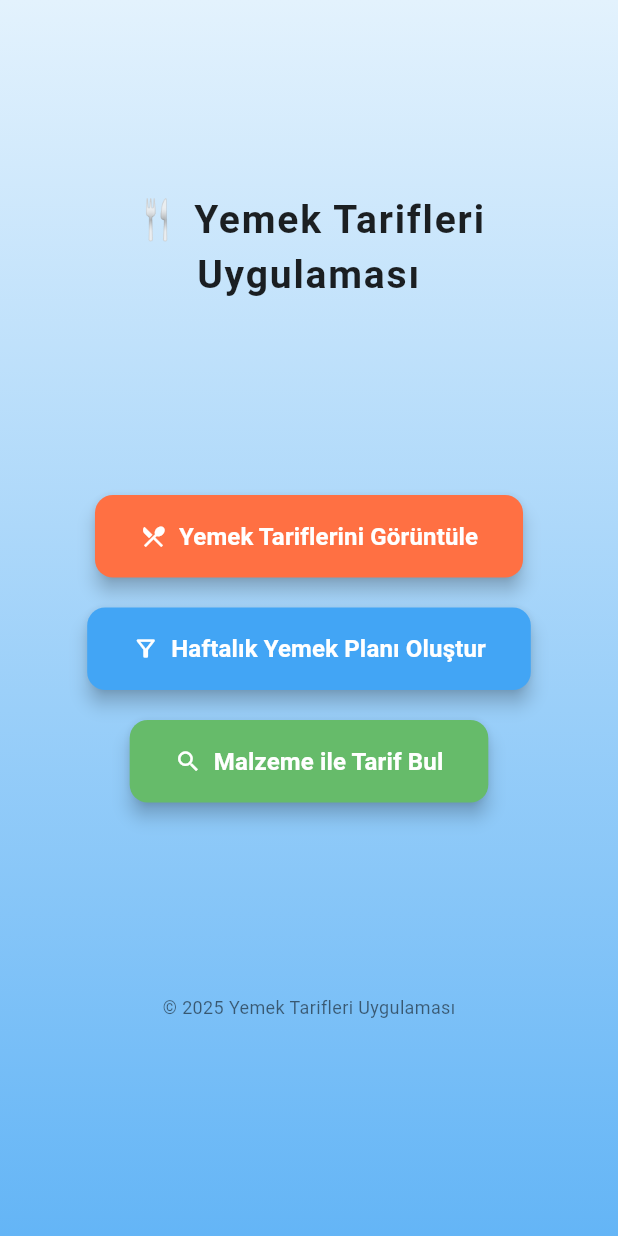
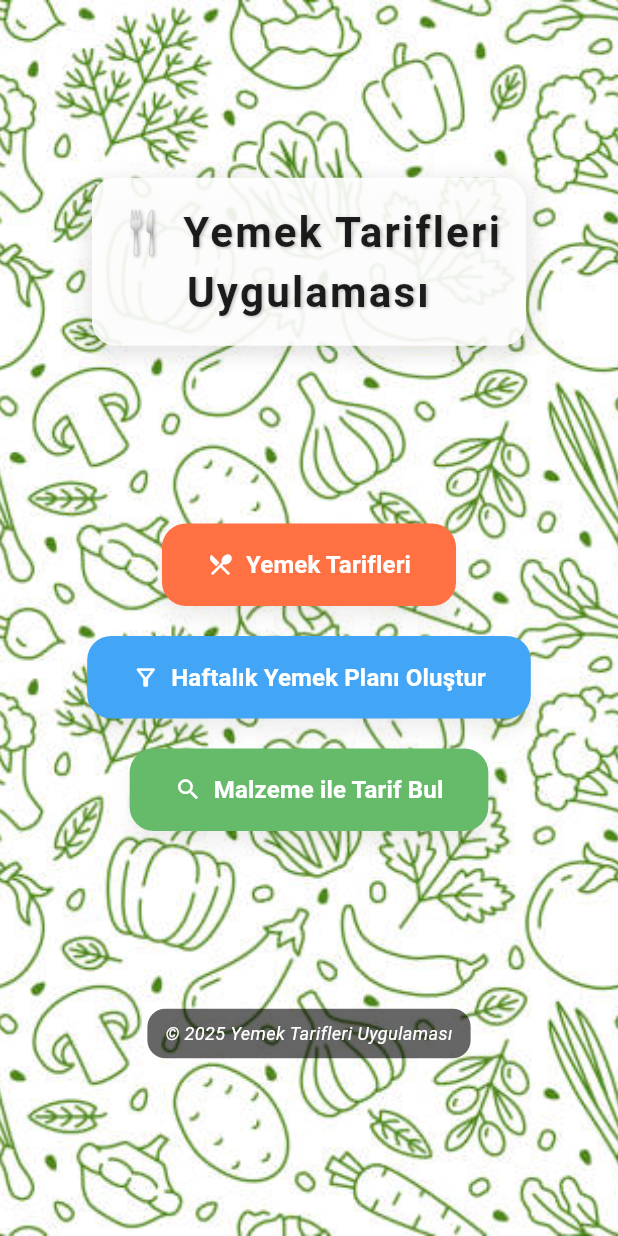
Before and after one commit to ByzDgn/NewFoodApp, a Flutter app: the HomeScreen screen opened directly, on a phone screen of 412 x 824 dp. Run offline on Flutter 3.47's test engine with Material 3 defaults, Android fonts, the phone set to English and light mode, and no system bars; our stand-ins replace lottie.

Commit message:
En güncel

```diff
--- a/lib/screens/home_screen.dart
+++ b/lib/screens/home_screen.dart
@@ -13,44 +13,57 @@ class HomeScreen extends StatelessWidget {
         width: MediaQuery.of(context).size.width,
         height: MediaQuery.of(context).size.height,
         decoration: const BoxDecoration(
-          gradient: LinearGradient(
-            colors: [Color(0xFFE3F2FD), Color(0xFF64B5F6)],
-            begin: Alignment.topCenter,
-            end: Alignment.bottomCenter,
+          image: DecorationImage(
+            image: AssetImage('assets/images/background.png'),
+            fit: BoxFit.cover,
           ),
         ),
         child: Column(
           mainAxisAlignment: MainAxisAlignment.spaceEvenly,
           crossAxisAlignment: CrossAxisAlignment.center,
           children: [
-            // Başlık ve logo alanı
-            const Column(
-              children: [
-                Text(
-                  '🍴 Yemek Tarifleri\nUygulaması',
-                  style: TextStyle(
-                    fontSize: 26,
-                    fontWeight: FontWeight.w700,
-                    color: Colors.black87,
-                    letterSpacing: 1.2,
+            // Başlık alanı
+            Container(
+              padding: const EdgeInsets.all(16),
+              decoration: BoxDecoration(
+                color: Colors.white.withOpacity(0.9),
+                borderRadius: BorderRadius.circular(16),
+                boxShadow: [
+                  BoxShadow(
+                    color: Colors.black.withOpacity(0.1),
+                    blurRadius: 10,
+                    spreadRadius: 2,
+                    offset: const Offset(0, 4),
                   ),
-                  textAlign: TextAlign.center,
+                ],
+              ),
+              child: const Text(
+                '🍴 Yemek Tarifleri\nUygulaması',
+                style: TextStyle(
+                  fontSize: 28,
+                  fontWeight: FontWeight.bold,
+                  color: Colors.black87,
+                  letterSpacing: 1.5,
+                  shadows: [
+                    Shadow(
+                      color: Colors.black26,
+                      offset: Offset(1, 1),
+                      blurRadius: 2,
+                    ),
+                  ],
                 ),
-              ],
+                textAlign: TextAlign.center,
+              ),
             ),
 
             // Butonlar
             Column(
               children: [
-                ElevatedButton.icon(
-                  style: ElevatedButton.styleFrom(
-                    backgroundColor: const Color(0xFFFF7043),
-                    padding: const EdgeInsets.symmetric(vertical: 16, horizontal: 30),
-                    shape: RoundedRectangleBorder(
-                      borderRadius: BorderRadius.circular(12),
-                    ),
-                    elevation: 5,
-                  ),
+                _buildButton(
+                  context: context,
+                  color: const Color(0xFFFF7043),
+                  icon: Icons.restaurant_menu,
+                  label: 'Yemek Tarifleri',
                   onPressed: () {
                     Navigator.push(
                       context,
@@ -59,26 +72,13 @@ class HomeScreen extends StatelessWidget {
                       ),
                     );
                   },
-                  icon: const Icon(Icons.restaurant_menu, color: Colors.white),
-                  label: const Text(
-                    'Yemek Tariflerini Görüntüle',
-                    style: TextStyle(
-                      fontSize: 16,
-                      fontWeight: FontWeight.bold,
-                      color: Colors.white,
-                    ),
-                  ),
                 ),
                 const SizedBox(height: 20),
-                ElevatedButton.icon(
-                  style: ElevatedButton.styleFrom(
-                    backgroundColor: const Color(0xFF42A5F5),
-                    padding: const EdgeInsets.symmetric(vertical: 16, horizontal: 30),
-                    shape: RoundedRectangleBorder(
-                      borderRadius: BorderRadius.circular(12),
-                    ),
-                    elevation: 5,
-                  ),
+                _buildButton(
+                  context: context,
+                  color: const Color(0xFF42A5F5),
+                  icon: Icons.filter_alt_outlined,
+                  label: 'Haftalık Yemek Planı Oluştur',
                   onPressed: () {
                     Navigator.push(
                       context,
@@ -87,26 +87,13 @@ class HomeScreen extends StatelessWidget {
                       ),
                     );
                   },
-                  icon: const Icon(Icons.filter_alt_outlined, color: Colors.white),
-                  label: const Text(
-                    'Haftalık Yemek Planı Oluştur',
-                    style: TextStyle(
-                      fontSize: 16,
-                      fontWeight: FontWeight.bold,
-                      color: Colors.white,
-                    ),
-                  ),
                 ),
                 const SizedBox(height: 20),
-                ElevatedButton.icon(
-                  style: ElevatedButton.styleFrom(
-                    backgroundColor: const Color(0xFF66BB6A),
-                    padding: const EdgeInsets.symmetric(vertical: 16, horizontal: 30),
-                    shape: RoundedRectangleBorder(
-                      borderRadius: BorderRadius.circular(12),
-                    ),
-                    elevation: 5,
-                  ),
+                _buildButton(
+                  context: context,
+                  color: const Color(0xFF66BB6A),
+                  icon: Icons.search,
+                  label: 'Malzeme ile Tarif Bul',
                   onPressed: () {
                     Navigator.push(
                       context,
@@ -115,27 +102,23 @@ class HomeScreen extends StatelessWidget {
                       ),
                     );
                   },
-                  icon: const Icon(Icons.search, color: Colors.white),
-                  label: const Text(
-                    'Malzeme ile Tarif Bul',
-                    style: TextStyle(
-                      fontSize: 16,
-                      fontWeight: FontWeight.bold,
-                      color: Colors.white,
-                    ),
-                  ),
                 ),
               ],
             ),
 
             // Alt Bilgi
-            const Padding(
-              padding: EdgeInsets.only(bottom: 16.0),
-              child: Text(
+            Container(
+              padding: const EdgeInsets.symmetric(horizontal: 12, vertical: 8),
+              decoration: BoxDecoration(
+                color: Colors.black.withOpacity(0.6),
+                borderRadius: BorderRadius.circular(12),
+              ),
+              child: const Text(
                 '© 2025 Yemek Tarifleri Uygulaması',
                 style: TextStyle(
                   fontSize: 12,
-                  color: Colors.black54,
+                  color: Colors.white,
+                  fontStyle: FontStyle.italic,
                 ),
               ),
             ),
@@ -144,4 +127,34 @@ class HomeScreen extends StatelessWidget {
       ),
     );
   }
+
+  Widget _buildButton({
+    required BuildContext context,
+    required Color color,
+    required IconData icon,
+    required String label,
+    required VoidCallback onPressed,
+  }) {
+    return ElevatedButton.icon(
+      style: ElevatedButton.styleFrom(
+        backgroundColor: color,
+        padding: const EdgeInsets.symmetric(vertical: 16, horizontal: 30),
+        shape: RoundedRectangleBorder(
+          borderRadius: BorderRadius.circular(16),
+        ),
+        elevation: 5,
+        shadowColor: Colors.black26,
+      ),
+      onPressed: onPressed,
+      icon: Icon(icon, color: Colors.white),
+      label: Text(
+        label,
+        style: const TextStyle(
+          fontSize: 16,
+          fontWeight: FontWeight.bold,
+          color: Colors.white,
+        ),
+      ),
+    );
+  }
 }
--- a/lib/screens/login_screen.dart
+++ b/lib/screens/login_screen.dart
@@ -31,7 +31,7 @@ class _LoginScreenState extends State<LoginScreen> {
   @override
   Widget build(BuildContext context) {
     return Scaffold(
-      backgroundColor: const Color(0xFF0084A8), // Arka plan rengini güncelledik
+      backgroundColor: const Color.fromARGB(255, 119, 208, 168), // Arka plan rengini güncelledik
       body: Center(
         child: SingleChildScrollView(
           child: Padding(
--- a/lib/screens/splash_screen.dart
+++ b/lib/screens/splash_screen.dart
@@ -35,14 +35,26 @@ class _SplashScreenState extends State<SplashScreen> {
   @override
   Widget build(BuildContext context) {
     return Scaffold(
-      backgroundColor: const Color(0xFF0084A8), // SplashScreen arka plan rengi
-      body: Center(
+      body: Container(
+        width: MediaQuery.of(context).size.width,
+        height: MediaQuery.of(context).size.height,
+        decoration: BoxDecoration(
+          image: DecorationImage(
+            image: AssetImage('assets/images/background2.png'), // Arka plan resmini burada ekliyoruz
+            fit: BoxFit.cover, // Resmi ekranın tamamına yayacak şekilde ayarlıyoruz
+            colorFilter: ColorFilter.mode(
+              Colors.black.withOpacity(0.3), // Resmi soluklaştırıyoruz, yazıların görünmesini sağlar
+              BlendMode.darken,
+            ),
+          ),
+        ),
+        child: Center(
           child: Column(
             mainAxisAlignment: MainAxisAlignment.center,
             children: [
               // Uygulama Başlığı
               const Text(
-              'FoodApp',
+                '🍴 FoodApp',
                 style: TextStyle(
                   fontSize: 36,
                   fontWeight: FontWeight.bold,
@@ -63,7 +75,7 @@ class _SplashScreenState extends State<SplashScreen> {
               ElevatedButton(
                 onPressed: navigateToLogin,
                 style: ElevatedButton.styleFrom(
-                backgroundColor: const Color(0xFFFF8C42),
+                  backgroundColor: const Color(0xFF66BB6A),
                   padding: const EdgeInsets.symmetric(vertical: 15, horizontal: 40),
                   shape: RoundedRectangleBorder(
                     borderRadius: BorderRadius.circular(30),
@@ -84,7 +96,7 @@ class _SplashScreenState extends State<SplashScreen> {
               ElevatedButton(
                 onPressed: navigateToRegister,
                 style: ElevatedButton.styleFrom(
-                backgroundColor: const Color(0xFF1E81FA),
+                  backgroundColor: const Color(0xFF42A5F5),
                   padding: const EdgeInsets.symmetric(vertical: 15, horizontal: 40),
                   shape: RoundedRectangleBorder(
                     borderRadius: BorderRadius.circular(30),
@@ -102,6 +114,7 @@ class _SplashScreenState extends State<SplashScreen> {
             ],
           ),
         ),
+      ),
     );
   }
 }
--- a/pubspec.yaml
+++ b/pubspec.yaml
@@ -29,4 +29,5 @@ flutter:
   assets:
     - assets/recipes.json
     - assets/images/background.png
+    - assets/images/background2.png
     - assets/animations/animation.json
```
Also changed, not shown: 1 other file. Lines whose indentation alone changed are shown as unchanged.
